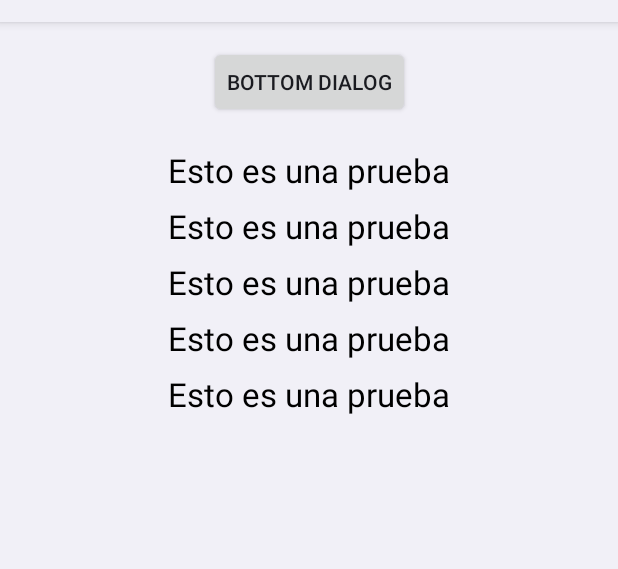
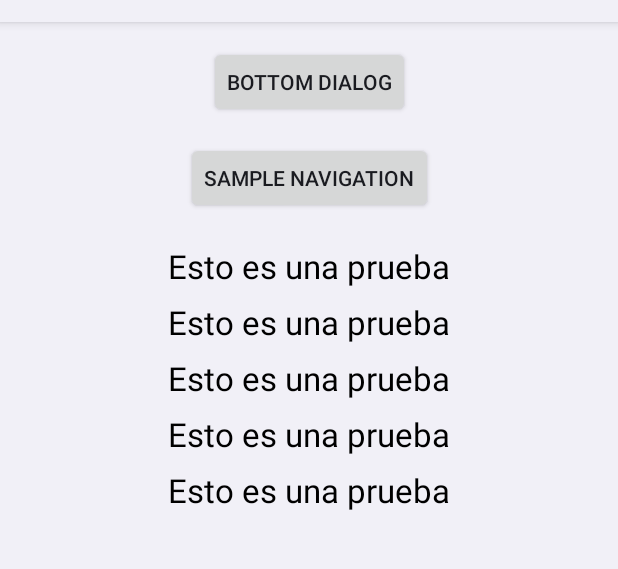
Before and after one commit to sergiosantano/BaseProject, an Android app: the layout fragment__home.xml on its own in the app's theme, with its tools: preview values and no code run, on a phone screen of 412 x 824 dp, the part 62-631 px from its top. Run offline under Robolectric (Android 15) with nearby library versions, the phone set to English and light mode, and no system bars.

Commit message:
Adding Sample Navigation

```diff
--- a/app/src/main/java/com/ssantano/project/features/home/HomeFragment.kt
+++ b/app/src/main/java/com/ssantano/project/features/home/HomeFragment.kt
@@ -60,6 +60,8 @@ class HomeFragment : BaseFragment<FragmentHomeBinding>(), LoadingBehaviour {
       val dialog = DefaultBottomDialog.newInstance("Ejemplo de descripcion", "CANCELAR")
       dialog.show(childFragmentManager, "DialogTag")
     }
+
+    binding.homeButtonNavSample.setOnClickListener { viewModel.navigateToSecondFragment() }
   }
 
   override fun initViewModel() {
--- a/app/src/main/java/com/ssantano/project/features/home/HomeViewModel.kt
+++ b/app/src/main/java/com/ssantano/project/features/home/HomeViewModel.kt
@@ -8,6 +8,7 @@ import com.ssantano.project.domain.model.home.HomeBO
 import com.ssantano.project.domain.model.response.AsyncResult
 import com.ssantano.project.domain.model.response.loadingAsyncResult
 import com.ssantano.project.domain.usecases.home.GetHomeDataListUC
+import com.ssantano.project.navigation.NavigationCommand
 import kotlinx.coroutines.Dispatchers
 import kotlinx.coroutines.delay
 import kotlinx.coroutines.launch
@@ -30,4 +31,8 @@ class HomeViewModel(
     }
   }
 
+  fun navigateToSecondFragment() {
+    viewModelScope.launch { navigate(NavigationCommand.To(HomeFragmentDirections.toSecondFragment())) }
+  }
+
 }
--- a/app/src/main/java/com/ssantano/project/features/home/di/HomeFeatureModule.kt
+++ b/app/src/main/java/com/ssantano/project/features/home/di/HomeFeatureModule.kt
@@ -1,9 +1,11 @@
 package com.ssantano.project.features.home.di
 
 import com.ssantano.project.features.home.HomeViewModel
+import com.ssantano.project.features.home.SecondViewModel
 import org.koin.androidx.viewmodel.dsl.viewModel
 import org.koin.dsl.module
 
 val homeFeatureModule = module {
     viewModel { HomeViewModel(get()) }
+    viewModel { SecondViewModel() }
 }
--- a/app/src/main/res/layout/fragment__home.xml
+++ b/app/src/main/res/layout/fragment__home.xml
@@ -15,6 +15,16 @@
         app:layout_constraintStart_toStartOf="parent"
         app:layout_constraintTop_toTopOf="parent" />
 
+    <Button
+        android:id="@+id/home__button__nav_sample"
+        android:layout_width="wrap_content"
+        android:layout_height="wrap_content"
+        android:layout_marginTop="16dp"
+        android:text="SAMPLE NAVIGATION"
+        app:layout_constraintEnd_toEndOf="parent"
+        app:layout_constraintStart_toStartOf="parent"
+        app:layout_constraintTop_toBottomOf="@id/home__button__dialog_sample" />
+
     <androidx.recyclerview.widget.RecyclerView
         android:id="@+id/home__list__test"
         android:layout_width="0dp"
@@ -27,7 +37,7 @@
         tools:itemCount="5"
         tools:listitem="@layout/row__home"
         app:layoutManager="androidx.recyclerview.widget.LinearLayoutManager"
-        app:layout_constraintTop_toBottomOf="@id/home__button__dialog_sample" />
+        app:layout_constraintTop_toBottomOf="@id/home__button__nav_sample" />
 
     <com.ssantano.project.common.android.widget.loading.LoadingView
         android:id="@+id/home__view__loading"
```
Also changed, not shown: app/src/main/java/com/ssantano/project/features/home/SecondFragment.kt (added, +35 -0 lines), app/src/main/res/layout/fragment__second.xml (added, +12 -0 lines), app/src/main/res/navigation/nav_graph.xml (+10 -1 lines).
